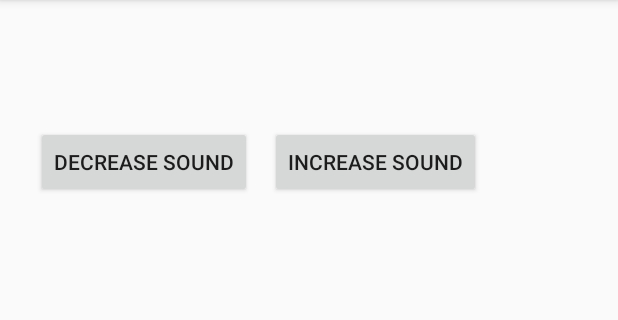
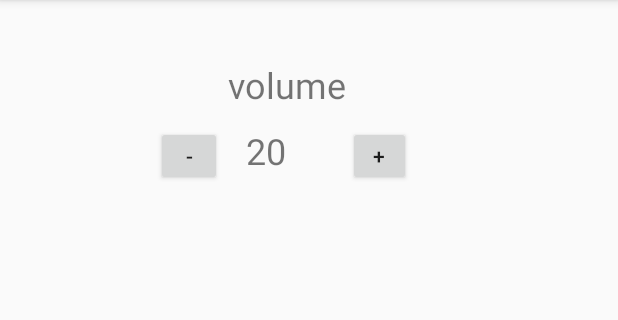
Before and after one commit to l-m-ll/Solovey, an Android app: the screen it shows after launch (SettingsActivity), after a tap on "SETTINGS", on a phone screen of 412 x 824 dp, the part 84-404 px from its top. Run offline under Robolectric (Android 15) with nearby library versions, the phone set to English and light mode, and no system bars.

```diff
--- a/app/build.gradle
+++ b/app/build.gradle
@@ -31,6 +31,7 @@ dependencies {
     implementation 'androidx.appcompat:appcompat:1.2.0'
     implementation 'androidx.constraintlayout:constraintlayout:2.0.4'
     testImplementation 'junit:junit:4.12'
+    testImplementation group: 'org.mockito', name: 'mockito-core', version: '2.1.0'
     androidTestImplementation 'androidx.test.ext:junit:1.1.2'
     androidTestImplementation 'androidx.test.espresso:espresso-core:3.3.0'
 
--- a/app/src/main/java/com/example/solovey/Settings.kt
+++ /dev/null
@@ -1,5 +0,0 @@
-package com.example.solovey
-
-object Settings {
-    var volume = 50
-}
--- a/app/src/main/java/com/example/solovey/SettingsActivity.kt
+++ b/app/src/main/java/com/example/solovey/SettingsActivity.kt
@@ -1,15 +1,34 @@
 package com.example.solovey
 
+import android.graphics.Color
 import androidx.appcompat.app.AppCompatActivity
 import android.os.Bundle
 import android.widget.Button
+import android.widget.TextView
+import com.example.solovey.settings.Settings
+import com.example.solovey.settings.SettingsInterface
 
-class SettingsActivity : AppCompatActivity() {
+open class SettingsActivity : AppCompatActivity() {
+    private lateinit var sndDownButton: Button
+    private lateinit var sndUpButton: Button
+    private lateinit var volumeView: TextView
+
     override fun onCreate(savedInstanceState: Bundle?) {
         super.onCreate(savedInstanceState)
         setContentView(R.layout.activity_settings)
 
-        (findViewById<Button>(R.id.snd_down)).setOnClickListener { Settings.volume-- }
-        (findViewById<Button>(R.id.snd_up)).setOnClickListener { Settings.volume++ }
+        volumeView = findViewById(R.id.volume_value)
+        sndDownButton = findViewById(R.id.snd_down)
+        sndUpButton = findViewById(R.id.snd_up)
+
+        Settings.volumeView = volumeView
+        Settings.updateVolume()
+
+        sndDownButton.setOnClickListener { Settings.decrementVolume() }
+        sndUpButton.setOnClickListener { Settings.incrementVolume() }
+    }
+
+    fun updateVolume(value: Int) {
+
     }
 }
--- /dev/null
+++ b/app/src/main/java/com/example/solovey/settings/Settings.kt
@@ -0,0 +1,22 @@
+package com.example.solovey.settings
+
+import android.annotation.SuppressLint
+import android.widget.TextView
+
+@SuppressLint("StaticFieldLeak")
+object Settings: SettingsInterface {
+    lateinit var volumeView: TextView
+    var volume = 20
+    override fun incrementVolume() {
+        volume++
+        updateVolume()
+    }
+    override fun decrementVolume() {
+        volume--
+        updateVolume()
+    }
+    override fun getVolumeValue() = volume
+    fun updateVolume() {
+        volumeView.text = volume.toString()
+    }
+}
--- /dev/null
+++ b/app/src/main/java/com/example/solovey/settings/SettingsInterface.kt
@@ -0,0 +1,7 @@
+package com.example.solovey.settings
+
+interface SettingsInterface {
+    fun incrementVolume()
+    fun decrementVolume()
+    fun getVolumeValue(): Int
+}
--- a/app/src/main/res/layout/activity_settings.xml
+++ b/app/src/main/res/layout/activity_settings.xml
@@ -9,17 +9,31 @@
 
     <Button
             android:text="@string/snd_down"
-            android:layout_width="wrap_content"
-            android:layout_height="wrap_content" android:id="@+id/snd_down"
+            android:layout_width="44dp"
+            android:layout_height="40dp" android:id="@+id/snd_down"
             app:layout_constraintTop_toTopOf="parent"
             android:layout_marginTop="84dp" app:layout_constraintStart_toStartOf="parent"
-            android:layout_marginLeft="24dp" android:layout_marginStart="24dp"
+            android:layout_marginLeft="104dp" android:layout_marginStart="104dp"
     />
     <Button
             android:text="@string/snd_up"
-            android:layout_width="wrap_content"
-            android:layout_height="wrap_content" android:id="@+id/snd_up"
+            android:layout_width="42dp"
+            android:layout_height="40dp" android:id="@+id/snd_up"
             app:layout_constraintTop_toTopOf="parent"
             android:layout_marginTop="84dp" app:layout_constraintStart_toStartOf="parent"
-            android:layout_marginLeft="180dp" android:layout_marginStart="180dp"/>
+            android:layout_marginLeft="232dp" android:layout_marginStart="232dp"/>
+    <TextView
+            android:text="@string/volume"
+            android:layout_width="wrap_content"
+            android:layout_height="wrap_content" android:id="@+id/volume_text"
+            app:layout_constraintTop_toTopOf="parent"
+            android:layout_marginTop="40dp" app:layout_constraintStart_toStartOf="parent"
+            android:layout_marginLeft="152dp" android:layout_marginStart="152dp" android:textSize="24sp"/>
+    <TextView
+            android:text="@string/volume_value"
+            android:layout_width="57dp"
+            android:layout_height="47dp" android:id="@+id/volume_value"
+            app:layout_constraintTop_toTopOf="parent" app:layout_constraintStart_toStartOf="parent"
+            android:layout_marginLeft="164dp" android:layout_marginTop="84dp" android:layout_marginStart="164dp"
+            android:textSize="24sp"/>
 </androidx.constraintlayout.widget.ConstraintLayout>
--- a/app/src/main/res/values/strings.xml
+++ b/app/src/main/res/values/strings.xml
@@ -3,6 +3,8 @@
     <string name="settings_btn">Settings</string>
     <string name="player_btn">Player</string>
     <string name="playList_btn">Play list</string>
-    <string name="snd_down">Decrease sound</string>
-    <string name="snd_up">Increase sound</string>
+    <string name="snd_down">-</string>
+    <string name="snd_up">+</string>
+    <string name="volume">volume</string>
+    <string name="volume_value">50</string>
 </resources>
```
Also changed, not shown: app/src/main/java/com/example/solovey/settings/FakeSettings.kt (added, +7 -0 lines), 2 other files.
